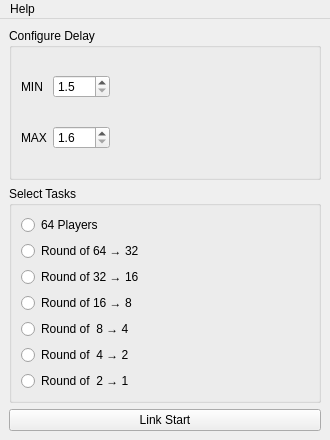
Qt form src/ui/design/main.ui (iBakuman/nikke-data-collector) before a commit.
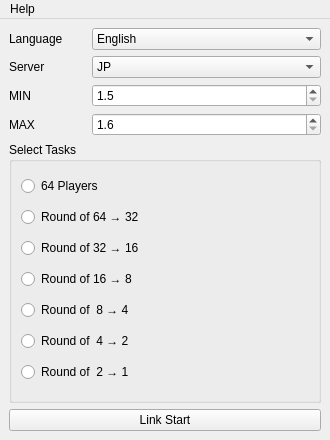
The same form after that commit.

```diff
--- a/src/ui/design/main.ui
+++ b/src/ui/design/main.ui
@@ -37,48 +37,36 @@
    </property>
    <layout class="QVBoxLayout" name="appLayout">
     <item>
-     <widget class="QGroupBox" name="groupBox_2">
-      <property name="title">
-       <string>Configure Delay</string>
-      </property>
-      <layout class="QGridLayout" name="gridLayout">
-       <property name="leftMargin">
-        <number>9</number>
-       </property>
-       <property name="topMargin">
-        <number>5</number>
-       </property>
-       <property name="bottomMargin">
-        <number>5</number>
-       </property>
-       <item row="0" column="1">
-        <widget class="QDoubleSpinBox" name="delayMinSpin">
-         <property name="decimals">
-          <number>1</number>
-         </property>
-         <property name="minimum">
-          <double>1.500000000000000</double>
-         </property>
-         <property name="singleStep">
-          <double>0.200000000000000</double>
-         </property>
-        </widget>
-       </item>
-       <item row="0" column="0">
-        <widget class="QLabel" name="label">
+     <layout class="QGridLayout" name="gridLayout_2" rowstretch="0,0,0,0,0,0,0" columnstretch="1,3">
+      <item row="2" column="1">
+       <widget class="QComboBox" name="languageComboBox">
+        <item>
+         <property name="text">
+          <string>English</string>
+         </property>
+        </item>
+        <item>
          <property name="text">
-          <string>MIN</string>
+          <string>中文简体</string>
          </property>
-        </widget>
-       </item>
-       <item row="1" column="0">
+        </item>
+       </widget>
+      </item>
+      <item row="5" column="0">
         <widget class="QLabel" name="label_2">
          <property name="text">
           <string>MAX</string>
          </property>
         </widget>
        </item>
-       <item row="1" column="1">
+      <item row="4" column="0">
+       <widget class="QLabel" name="label">
+        <property name="text">
+         <string>MIN</string>
+        </property>
+       </widget>
+      </item>
+      <item row="5" column="1">
         <widget class="QDoubleSpinBox" name="delayMaxSpin">
          <property name="decimals">
           <number>1</number>
@@ -94,34 +82,71 @@
          </property>
         </widget>
        </item>
-       <item row="0" column="2">
-        <spacer name="horizontalSpacer">
-         <property name="orientation">
-          <enum>Qt::Orientation::Horizontal</enum>
-         </property>
-         <property name="sizeHint" stdset="0">
-          <size>
-           <width>40</width>
-           <height>20</height>
-          </size>
-         </property>
-        </spacer>
-       </item>
-       <item row="1" column="2">
-        <spacer name="horizontalSpacer_2">
-         <property name="orientation">
-          <enum>Qt::Orientation::Horizontal</enum>
-         </property>
-         <property name="sizeHint" stdset="0">
-          <size>
-           <width>40</width>
-           <height>20</height>
-          </size>
-         </property>
-        </spacer>
-       </item>
-      </layout>
-     </widget>
+      <item row="4" column="1">
+       <widget class="QDoubleSpinBox" name="delayMinSpin">
+        <property name="decimals">
+         <number>1</number>
+        </property>
+        <property name="minimum">
+         <double>1.500000000000000</double>
+        </property>
+        <property name="singleStep">
+         <double>0.200000000000000</double>
+        </property>
+       </widget>
+      </item>
+      <item row="2" column="0">
+       <widget class="QLabel" name="languageLabel">
+        <property name="text">
+         <string>Language</string>
+        </property>
+       </widget>
+      </item>
+      <item row="3" column="0">
+       <widget class="QLabel" name="label_3">
+        <property name="text">
+         <string>Server</string>
+        </property>
+       </widget>
+      </item>
+      <item row="3" column="1">
+       <widget class="QComboBox" name="serverRegionComboBox">
+        <property name="editable">
+         <bool>false</bool>
+        </property>
+        <item>
+         <property name="text">
+          <string>JP</string>
+         </property>
+        </item>
+        <item>
+         <property name="text">
+          <string>KR</string>
+         </property>
+        </item>
+        <item>
+         <property name="text">
+          <string>GLOBAL</string>
+         </property>
+        </item>
+        <item>
+         <property name="text">
+          <string>SEA</string>
+         </property>
+        </item>
+        <item>
+         <property name="text">
+          <string>NA</string>
+         </property>
+        </item>
+        <item>
+         <property name="text">
+          <string>HK_MO_TW</string>
+         </property>
+        </item>
+       </widget>
+      </item>
+     </layout>
     </item>
     <item>
      <widget class="QGroupBox" name="groupBox">
```
Lines whose indentation alone changed are shown as unchanged.
